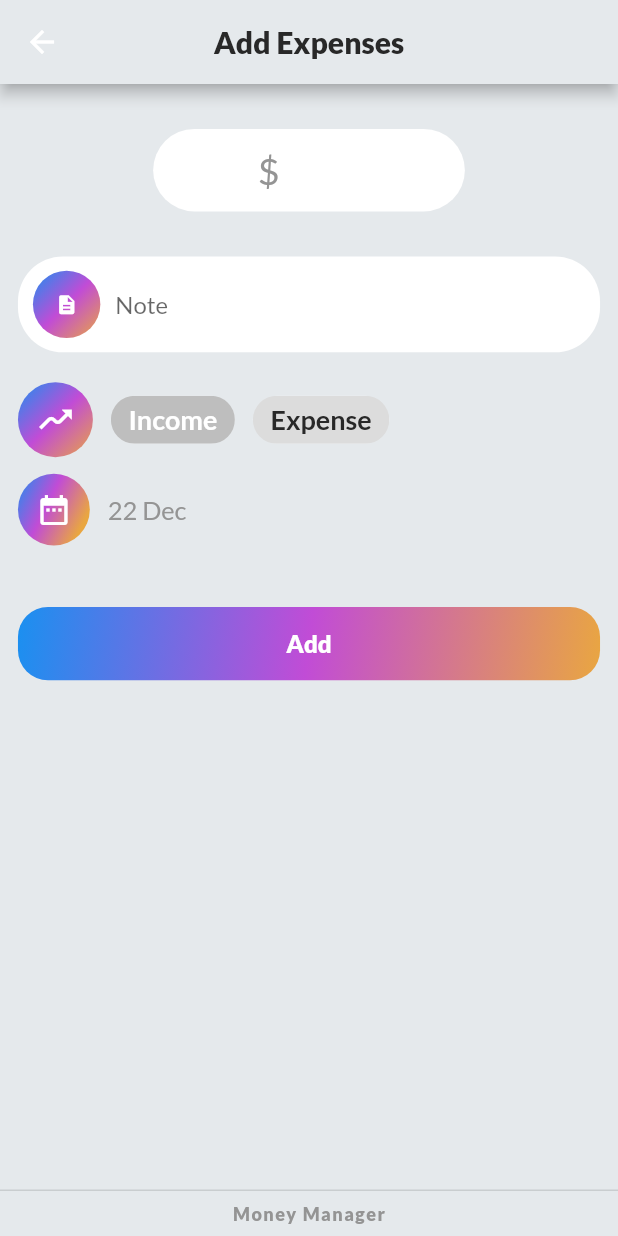
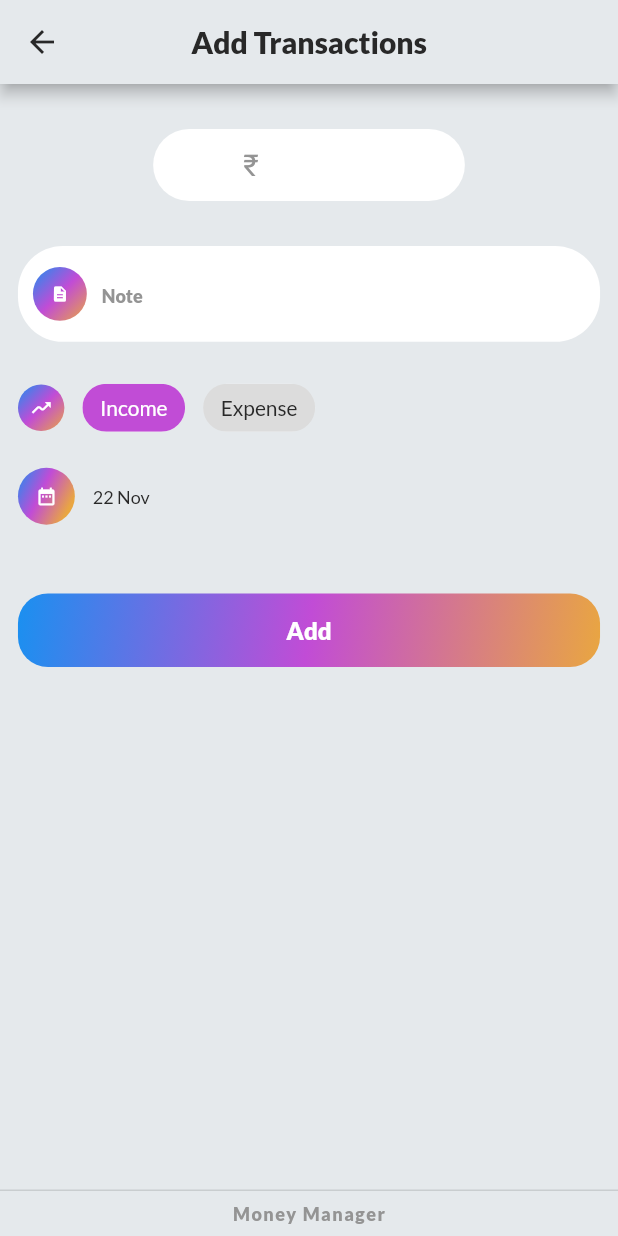
Before and after one commit to indhumathi-e04/expense_tracker, a Flutter app: the AddTransaction screen opened directly, on a phone screen of 412 x 824 dp. Run offline on Flutter 3.47's test engine with Material 2 defaults, Android fonts, the phone set to English and light mode, and no system bars; our stand-ins replace flutter_slidable, get, google_fonts, hive, hive_flutter, shared_preferences and 1 more; accounts and stored records are empty.

Commit message:
changes _home_addTransaction_pages

```diff
--- a/lib/models/expense_model.dart
+++ b/lib/models/expense_model.dart
@@ -1,12 +1,12 @@
 class ExpenseModel {
   double amount;
-  String type;
+  String? type;
   String? note;
   String dropdownData;
 
   ExpenseModel({
     required this.amount,
-    this.type = "income",
+    this.type,
     this.note,
     required this.dropdownData,
   });
--- a/lib/models/income_model.dart
+++ b/lib/models/income_model.dart
@@ -2,5 +2,6 @@
   int amount;
   String type;
   String note;
+
   IncomeModel({required this.amount, required this.type, required this.note});
 }
--- a/lib/pages/add_transactions.dart
+++ b/lib/pages/add_transactions.dart
@@ -22,7 +22,7 @@
   String dropdownValue = "Food";
   List<String> months = [
     "Jan",
-    "Feb"
+    "Feb",
     "Mar",
     "Apr",
     "May",
@@ -32,7 +32,7 @@
     "Sep",
     "Oct",
     "Nov",
-    "Dec"
+    "Dec",
   ];
   var items = [
     "Food",
@@ -56,17 +56,22 @@
   @override
   Widget build(BuildContext context) {
     return Scaffold(
+      backgroundColor: ColorConstants.backgroundColor,
       appBar: AppBar(
         backgroundColor: ColorConstants.backgroundColor,
         leading: IconButton(
           onPressed: () {
             Get.back();
           },
-          icon: const Icon(Icons.arrow_back),
+          icon: const Icon(
+            Icons.arrow_back,
+            color: ColorConstants.blackColor,
+          ),
         ),
         title: Text(
-          "Add Expenses",
+          "Add Transactions",
           style: context.textTheme.displayLarge!.copyWith(
+            fontSize: Diamensions.font20,
             color: ColorConstants.blackColor,
           ),
         ),
@@ -96,7 +101,7 @@
                 horizontal: Diamensions.height30 + Diamensions.height60,
               ),
               padding: EdgeInsets.only(
-                left: Diamensions.height70,
+                left: Diamensions.height60,
                 right: Diamensions.height30,
               ),
               decoration: BoxDecoration(
@@ -107,9 +112,9 @@
                   mainAxisAlignment: MainAxisAlignment.spaceAround,
                   children: [
                     Text(
-                      "\$",
+                      "\₹",
                       style: TextStyle(
-                        fontSize: Diamensions.height20 + 5,
+                        fontSize: Diamensions.font20,
                         color: ColorConstants.greyColor,
                       ),
                     ),
@@ -122,8 +127,8 @@
                           border: InputBorder.none,
                         ),
                         style: TextStyle(
-                          fontSize: Diamensions.font26,
-                        ),
+                            fontSize: Diamensions.font20,
+                            color: ColorConstants.greyColor),
                         onChanged: (val) {
                           try {
                             amount = int.parse(val);
@@ -152,10 +157,10 @@
               child: Row(children: [
                 Container(
                   padding: EdgeInsets.only(
-                    left: Diamensions.width15,
-                    right: Diamensions.width15,
-                    top: Diamensions.width15,
-                    bottom: Diamensions.width15,
+                    left: Diamensions.width12,
+                    right: Diamensions.width12,
+                    top: Diamensions.width12,
+                    bottom: Diamensions.width12,
                   ),
                   decoration: BoxDecoration(
                     gradient: const LinearGradient(
@@ -173,7 +178,7 @@
                   ),
                   child: Icon(
                     Icons.description,
-                    size: Diamensions.width15,
+                    size: Diamensions.width12,
                     color: ColorConstants.whiteColor,
                   ),
                 ),
@@ -182,8 +187,11 @@
                 ),
                 Expanded(
                   child: TextField(
-                    decoration: const InputDecoration(
+                    decoration: InputDecoration(
                       hintText: "Note",
+                      hintStyle: context.textTheme.displaySmall!.copyWith(
+                        color: ColorConstants.greyColor,
+                      ),
                       border: InputBorder.none,
                     ),
                     style: TextStyle(
@@ -215,10 +223,10 @@
                     Diamensions.radius25,
                   ),
                 ),
-                padding: EdgeInsets.all(Diamensions.font12),
+                padding: EdgeInsets.all(Diamensions.width8),
                 child: Icon(
                   Icons.moving_sharp,
-                  size: Diamensions.font26,
+                  size: Diamensions.width15,
                   color: ColorConstants.whiteColor,
                 ),
               ),
@@ -226,16 +234,15 @@
                 width: Diamensions.height10 + 2,
               ),
               ChoiceChip(
-                label: Text(
-                  "Income",
-                  style: TextStyle(
-                    fontSize: Diamensions.font20 - 2,
-                    fontWeight: FontWeight.bold,
+                selectedColor: ColorConstants.purple,
+                label: Text("Income",
+                    style: context.textTheme.bodyMedium!.copyWith(
+                      fontSize: Diamensions.font14,
+                      //fontWeight: FontWeight.bold,
                       color: types == "Income"
                           ? ColorConstants.whiteColor
                           : ColorConstants.blackColor,
-                  ),
-                ),
+                    )),
                 selected: types == "Income" ? true : false,
                 onSelected: (val) {
                   if (val) {
@@ -253,16 +260,14 @@
               ),
               ChoiceChip(
                 selectedColor: ColorConstants.purple,
-                label: Text(
-                  "Expense",
-                  style: TextStyle(
-                    fontSize: 18.0,
-                    fontWeight: FontWeight.bold,
+                label: Text("Expense",
+                    style: context.textTheme.bodyMedium!.copyWith(
+                      fontSize: Diamensions.font14,
+                      //fontWeight: FontWeight.bold,
                       color: types == "Expense"
                           ? ColorConstants.whiteColor
                           : ColorConstants.blackColor,
-                  ),
-                ),
+                    )),
                 selected: types == "Expense" ? true : false,
                 onSelected: (val) {
                   if (val) {
@@ -304,10 +309,10 @@
                           Diamensions.radius25,
                         ),
                       ),
-                      padding: EdgeInsets.all(Diamensions.height10 + 2),
+                      padding: EdgeInsets.all(Diamensions.width12),
                       child: Icon(
                         Icons.date_range,
-                        size: Diamensions.icon24,
+                        size: Diamensions.icon14,
                         color: ColorConstants.whiteColor,
                       ),
                     ),
@@ -317,8 +322,8 @@
                     Text(
                       "${sdate.day} ${months[sdate.month - 1]}",
                       style: context.textTheme.bodyMedium!.copyWith(
-                        fontSize: Diamensions.font20 - 3,
-                        color: ColorConstants.greyColor,
+                        fontSize: Diamensions.font12,
+                        color: ColorConstants.blackColor,
                       ),
                     ),
                   ],
@@ -331,17 +336,25 @@
             Visibility(
               visible: types != "Income",
               child: DropdownButton(
+                underline: null,
                 menuMaxHeight: 130,
                 alignment: Alignment.topCenter,
                 padding: const EdgeInsets.only(left: 12),
                 borderRadius: BorderRadius.circular(30),
                 elevation: 0,
                 value: dropdownValue,
-                icon: const Icon(Icons.keyboard_arrow_down),
+                icon: const Icon(
+                  Icons.keyboard_arrow_down,
+                  color: ColorConstants.greyColor,
+                ),
                 items: items.map((String items) {
                   return DropdownMenuItem(
                     value: items,
-                    child: Text(items),
+                    child: Text(
+                      items,
+                      style: context.textTheme.bodyMedium!
+                          .copyWith(color: ColorConstants.blackColor),
+                    ),
                   );
                 }).toList(),
                 onChanged: (String? newValue) {
--- a/lib/themes/color_constants.dart
+++ b/lib/themes/color_constants.dart
@@ -8,4 +8,6 @@
   static const Color whiteColor = Color(0xFFFFFFFF);
   static const Color blackColor = Color(0xFF282828);
   static const Color greyColor = Color(0xFF949494);
+  static const expenseTileRedColor = Color.fromARGB(15, 187, 21, 71);
+  static const incomeRileGreenColor = const Color(0xffd8fac5);
 }
--- a/lib/themes/diamension.dart
+++ b/lib/themes/diamension.dart
@@ -7,6 +7,7 @@
 
   static double icon64 = screenHeight / 12.9;
   static double icon24 = screenHeight / 34.4;
+  static double icon14 = screenHeight / 59;
 
   static double height10 = screenHeight / 82.6;
   static double height20 = screenHeight / 41.3;
@@ -16,10 +17,12 @@
   static double height300 = screenHeight / 2.75;
 
   static double width8 = screenHeight / 103.25;
+  static double width12 = screenHeight / 68.8;
   static double width15 = screenHeight / 55;
   static double width60 = screenHeight / 13.7;
 
   static double font12 = screenHeight / 68.8;
+  static double font14 = screenHeight / 59;
   static double font20 = screenHeight / 41.3;
   static double font26 = screenHeight / 31.7;
 
--- a/lib/widgets/expense_chart.dart
+++ b/lib/widgets/expense_chart.dart
@@ -33,6 +33,8 @@
       List<ExpenseModel> incomeData = [];
       box.toMap().values.forEach((element) {
         print(element.toString() + "  elements printed");
+        // element.forEach((k, v) => print("Key : $k, Value : $v"));
+
         totalExpenseByCategory.putIfAbsent(element['dropdownData'], () => 0);
         totalExpenseByCategory[element['dropdownData']] =
             totalExpenseByCategory[element['dropdownData']]! +
```
Also changed, not shown: lib/pages/home_page.dart (+36 -58 lines), lib/pages/income_expense.dart (+8 -3 lines), lib/widgets/income_chart.dart (+4 -3 lines), assets/images/money.jpg (added). Lines whose indentation alone changed are shown as unchanged.
